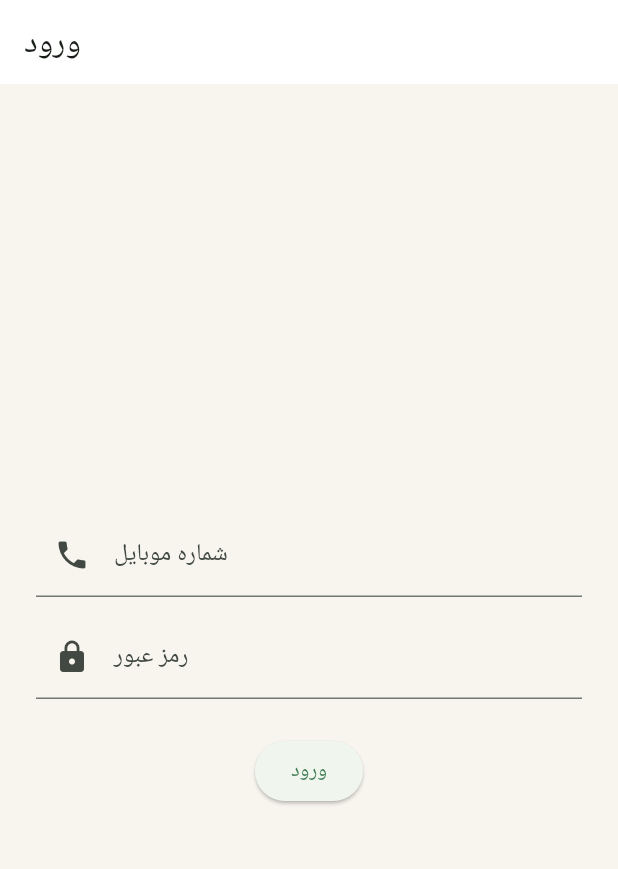
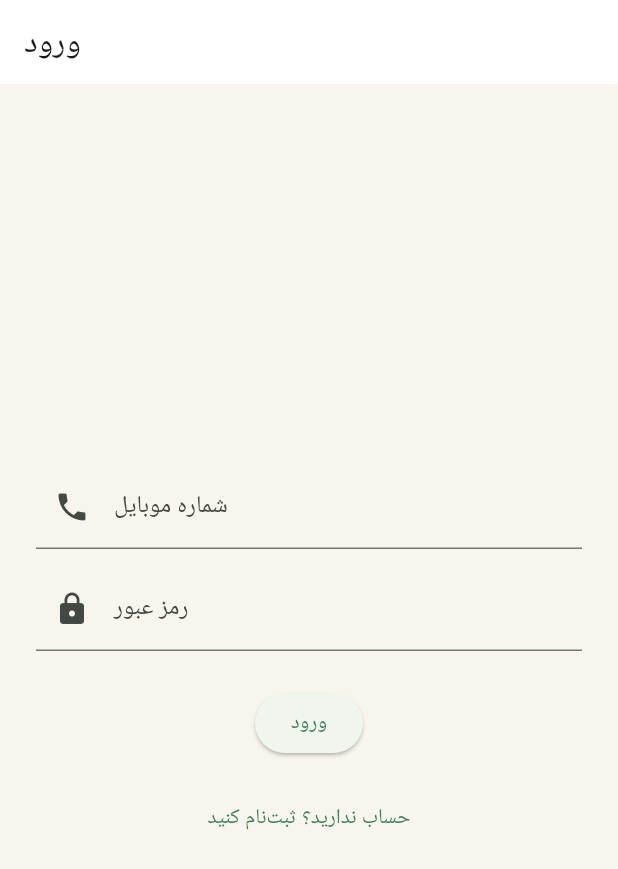
Before and after one commit to Abarhamfamily/abarham-app, a Flutter app: the screen it shows after launch, on a phone screen of 412 x 824 dp. Shown: the top 869 px of the screen. Run offline on Flutter 3.47's test engine with Material 3 defaults, Android fonts, the phone set to English and light mode, and no system bars; our stand-ins replace flutter_secure_storage, google_fonts, image_picker; Roboto replaces fonts that are missing (Vazirmatn).

Commit message:
Add link to RegisterPage from LoginPage

```diff
--- a/mobile_app/lib/features/auth/pages/login_page.dart
+++ b/mobile_app/lib/features/auth/pages/login_page.dart
@@ -2,6 +2,7 @@ import 'package:flutter/material.dart';
 import '../repositories/auth_repository.dart';
 import '../repositories/api_auth_repository.dart';
 import '../../home/pages/home_page.dart';
+import 'register_page.dart';
 class LoginPage extends StatefulWidget {
   const LoginPage({Key? key}) : super(key: key);
 
@@ -89,6 +90,15 @@ class _LoginPageState extends State<LoginPage> {
                     style: const TextStyle(color: Colors.red),
                   ),
                 ),
+              const SizedBox(height: 16),
+              TextButton(
+                onPressed: () {
+                  Navigator.of(context).push(
+                    MaterialPageRoute(builder: (_) => const RegisterPage()),
+                  );
+                },
+                child: const Text('حساب ندارید؟ ثبت‌نام کنید'),
+              ),
             ],
           ),
         ),
```
